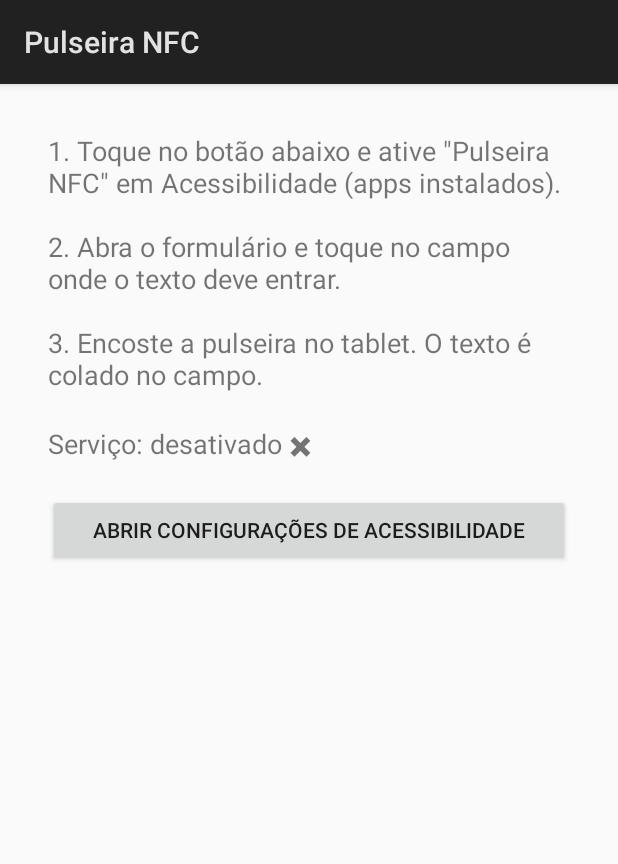
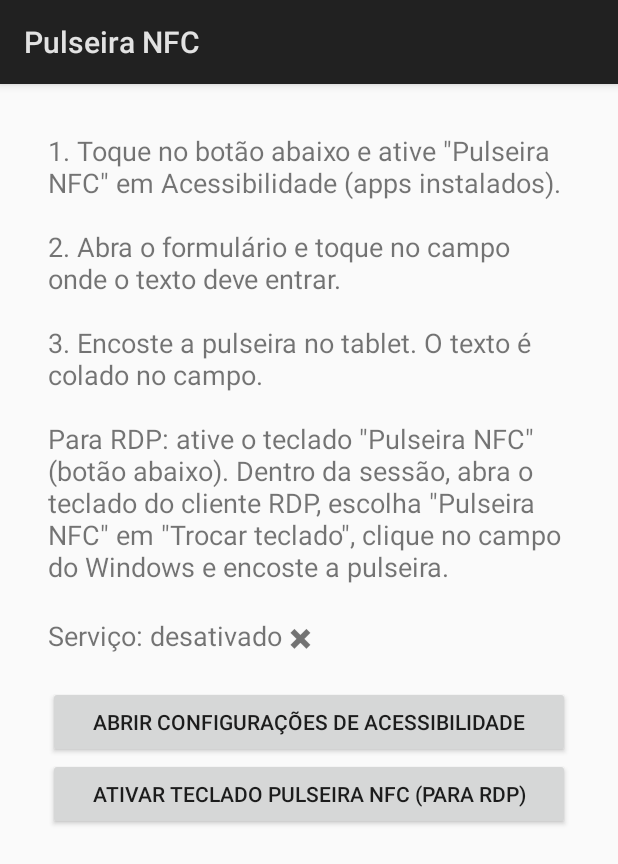
Before and after one commit to alvesmagnocavalcante/pulseira-nfc, an Android app: the screen it shows after launch (MainActivity), on a phone screen of 412 x 824 dp. Shown: the top 864 px of the screen. Run offline under Robolectric (Android 15) with nearby library versions, the phone set to English and light mode, and no system bars.

Commit message:
Adicionar teclado que digita o código da pulseira (para RDP)
Co-Authored-By: Claude Sonnet 5.5 <noreply@anthropic.com>
Claude-Session: https://claude.ai/code/session_01W63Q9x6JVUNyob9CF1YsBh

```diff
--- a/app/src/main/java/com/pulseira/nfc/MainActivity.kt
+++ b/app/src/main/java/com/pulseira/nfc/MainActivity.kt
@@ -26,7 +26,10 @@ class MainActivity : Activity() {
             text = "1. Toque no botão abaixo e ative \"Pulseira NFC\" em Acessibilidade " +
                 "(apps instalados).\n\n" +
                 "2. Abra o formulário e toque no campo onde o texto deve entrar.\n\n" +
-                "3. Encoste a pulseira no tablet. O texto é colado no campo."
+                "3. Encoste a pulseira no tablet. O texto é colado no campo.\n\n" +
+                "Para RDP: ative o teclado \"Pulseira NFC\" (botão abaixo). Dentro da sessão, " +
+                "abra o teclado do cliente RDP, escolha \"Pulseira NFC\" em \"Trocar teclado\", " +
+                "clique no campo do Windows e encoste a pulseira."
         }
         status = TextView(this).apply {
             textSize = 18f
@@ -39,9 +42,17 @@ class MainActivity : Activity() {
             }
         }
 
+        val botaoTeclado = Button(this).apply {
+            text = "Ativar teclado Pulseira NFC (para RDP)"
+            setOnClickListener {
+                startActivity(Intent(Settings.ACTION_INPUT_METHOD_SETTINGS))
+            }
+        }
+
         tela.addView(explicacao)
         tela.addView(status)
         tela.addView(botao)
+        tela.addView(botaoTeclado)
         setContentView(tela)
     }
 
--- /dev/null
+++ b/app/src/main/res/xml/metodo_teclado.xml
@@ -0,0 +1,3 @@
+<?xml version="1.0" encoding="utf-8"?>
+<input-method xmlns:android="http://schemas.android.com/apk/res/android"
+    android:settingsActivity="com.pulseira.nfc.MainActivity" />
```
Also changed, not shown: app/src/main/AndroidManifest.xml (+14 -0 lines), app/src/main/java/com/pulseira/nfc/TagActivity.kt (+10 -0 lines), app/src/main/java/com/pulseira/nfc/TecladoService.kt (added, +73 -0 lines).
